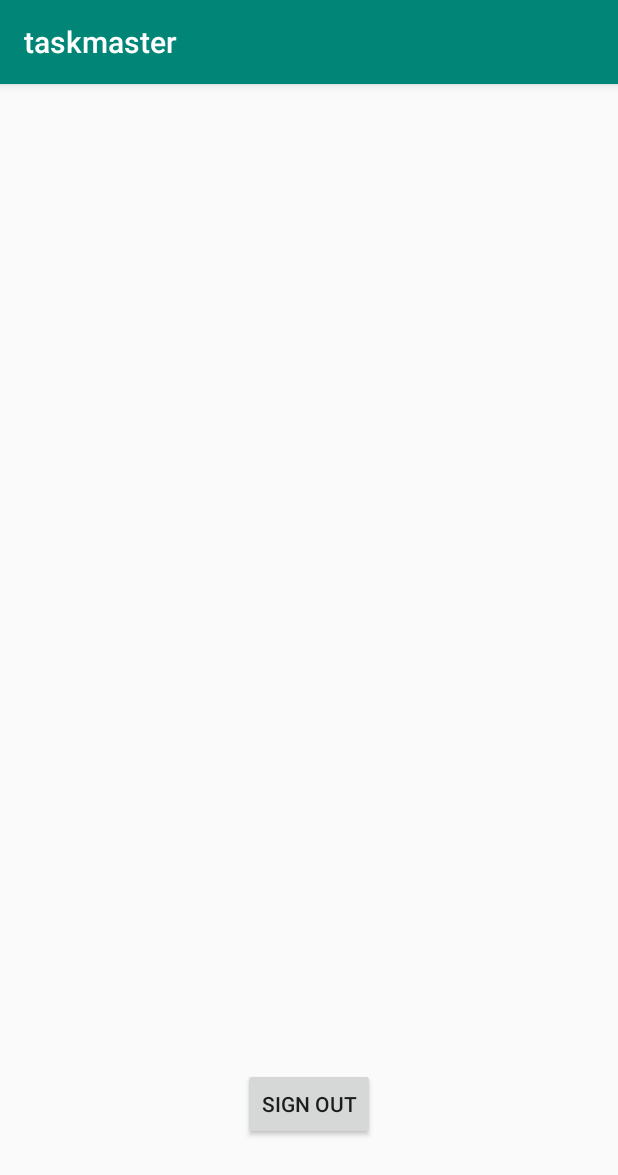
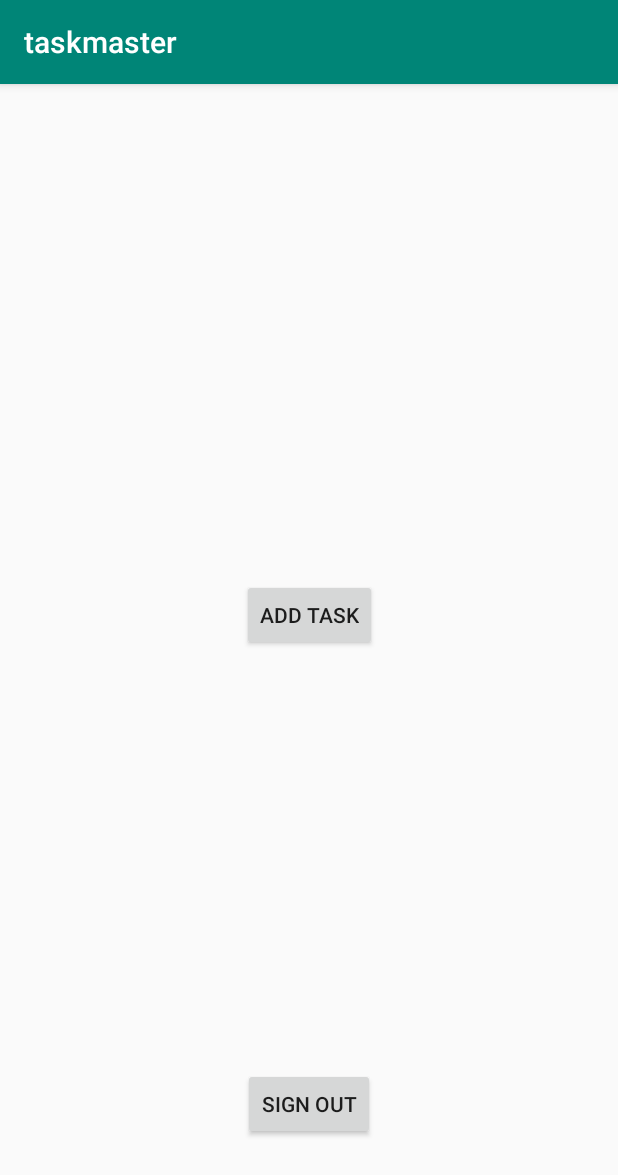
Before and after one commit to RomellPineda/taskmaster, an Android app: the screen it shows after launch (MainActivity), on a phone screen of 412 x 824 dp. Shown: the top 1175 px of the screen. Run offline under Robolectric (Android 15) with nearby library versions, the phone set to English and light mode, and no system bars; libraries missing offline, so code that uses them is left out: com.amazonaws.amplify, com.amazonaws.mobile, com.amazonaws.mobileconnectors, com.amazonaws.services, com.apollographql.apollo; 3 statements that could not run were skipped.

Commit message:
reactivate add task button

```diff
--- a/app/src/main/java/io/romellpineda/taskmaster/MainActivity.java
+++ b/app/src/main/java/io/romellpineda/taskmaster/MainActivity.java
@@ -77,7 +77,7 @@ public class MainActivity extends AppCompatActivity {
                 .setPriority(NotificationCompat.PRIORITY_DEFAULT);
         NotificationManagerCompat notificationManager = NotificationManagerCompat.from(this);
 
-// notificationId is a unique int for each notification that you must define
+        // notificationId is a unique int for each notification that you must define
         notificationManager.notify((int) (Math.random() * 100), builder.build());
 
         TextView appTitle = findViewById(R.id.textView);
@@ -131,6 +131,15 @@ public class MainActivity extends AppCompatActivity {
                     }
                 }
         );
+
+        Button addTaskPage = findViewById(R.id.goToAddTaskButton);
+        addTaskPage.setOnClickListener(new View.OnClickListener() {
+            @Override
+            public void onClick(View v) {
+                Intent goToAddTaskPage = new Intent(MainActivity.this, AddActivity.class);
+                MainActivity.this.startActivity(goToAddTaskPage);
+            }
+        });
     }
 
     public void uploadWithTransferUtility() {
--- a/app/src/main/res/layout/activity_main.xml
+++ b/app/src/main/res/layout/activity_main.xml
@@ -26,4 +26,14 @@
         app:layout_constraintEnd_toEndOf="parent"
         app:layout_constraintStart_toStartOf="parent" />
 
+    <Button
+        android:id="@+id/goToAddTaskButton"
+        android:layout_width="wrap_content"
+        android:layout_height="wrap_content"
+        android:text="Add Task"
+        app:layout_constraintBottom_toTopOf="@+id/signout"
+        app:layout_constraintEnd_toEndOf="parent"
+        app:layout_constraintStart_toStartOf="parent"
+        app:layout_constraintTop_toBottomOf="@+id/textView" />
+
 </androidx.constraintlayout.widget.ConstraintLayout>
```
